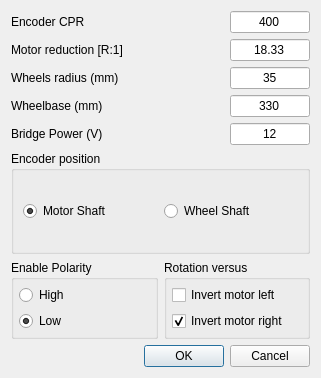
Above: qt_simple_unav_console/robotparamscalculatedialog.ui from officinerobotiche/simple_unav_console before the change. Below: the same form after it.
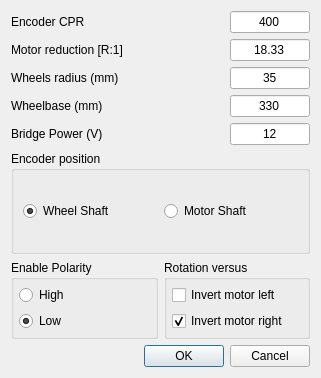
That is the form after the change.

Commit message: Bug fix in parameter dialog

Diff of the .ui file:
```diff
--- a/qt_simple_unav_console/robotparamscalculatedialog.ui
+++ b/qt_simple_unav_console/robotparamscalculatedialog.ui
@@ -264,7 +264,7 @@
       <item>
        <widget class="QRadioButton" name="radioButton_enc_wheel">
         <property name="text">
-         <string>Motor Shaft</string>
+         <string>Wheel Shaft</string>
         </property>
         <property name="checked">
          <bool>true</bool>
@@ -274,7 +274,7 @@
       <item>
        <widget class="QRadioButton" name="radioButton_enc_shaft">
         <property name="text">
-         <string>Wheel Shaft</string>
+         <string>Motor Shaft</string>
         </property>
        </widget>
       </item>
```
